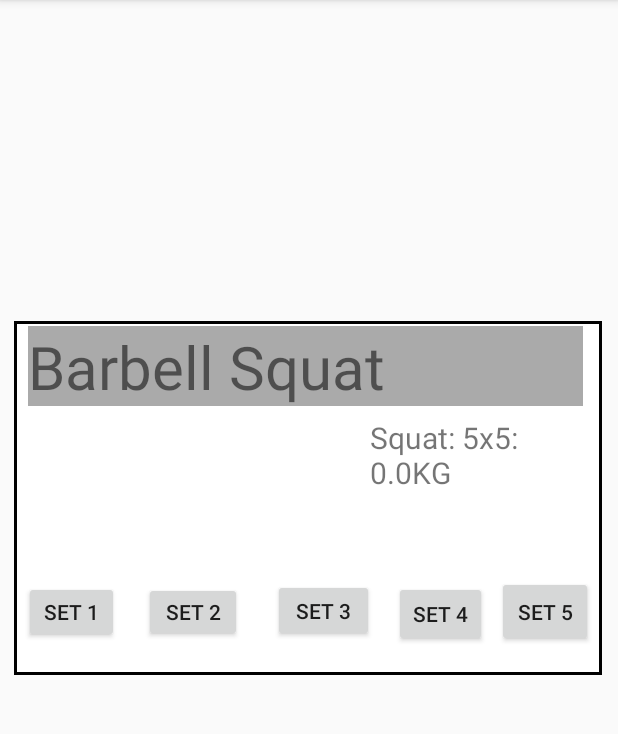
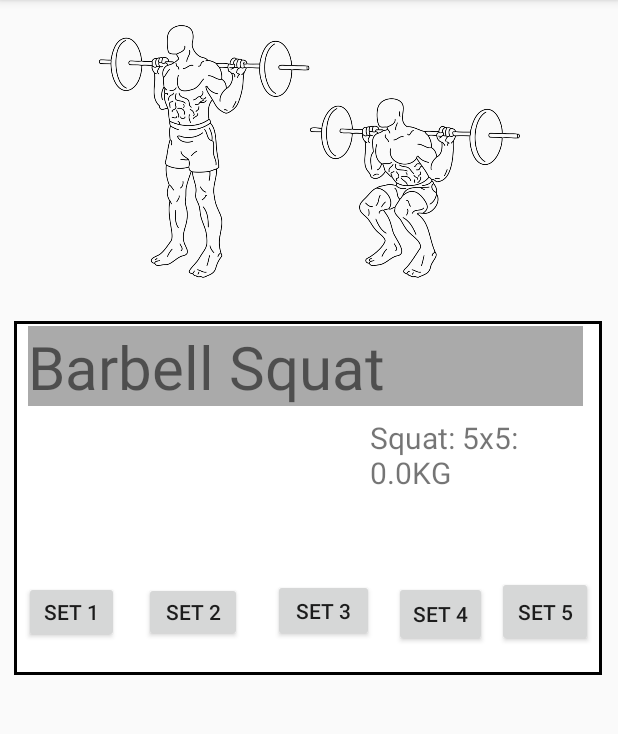
Before and after one commit to sisva18/AndroidBeta, an Android app: the DemoFragment screen opened directly, with no data from a screen before it, on a phone screen of 412 x 824 dp, the part 84-818 px from its top. Run offline under Robolectric (Android 15) with nearby library versions, the phone set to English and light mode, and no system bars.

Commit message:
just fragmenttests

```diff
--- a/AndroidProject-master/app/src/main/res/layout/fragment_demo.xml
+++ b/AndroidProject-master/app/src/main/res/layout/fragment_demo.xml
@@ -63,6 +63,16 @@
         app:layout_constraintStart_toStartOf="parent"
         app:layout_constraintTop_toTopOf="parent"
         app:layout_constraintVertical_bias="0.406" />
+    <ImageView
+        android:id="@+id/imageView"
+        android:layout_width="286dp"
+        android:layout_height="202dp"
+        app:layout_constraintBottom_toBottomOf="parent"
+        app:layout_constraintEnd_toEndOf="parent"
+        app:layout_constraintStart_toStartOf="parent"
+        app:layout_constraintTop_toTopOf="parent"
+        app:layout_constraintVertical_bias="0.0"
+        app:srcCompat="@drawable/squat" />
 
     <Button
         android:id="@+id/buttonSet1"
```
Also changed, not shown: AndroidProject-master/app/src/main/res/layout/fragment_bbrow.xml (+11 -0 lines), AndroidProject-master/app/src/main/res/layout/fragment_bench.xml (+12 -0 lines), AndroidProject-master/app/src/main/res/drawable/bench.jpg (added), AndroidProject-master/app/src/main/res/drawable/row.png (added), AndroidProject-master/app/src/main/res/drawable/squat.png (added).
